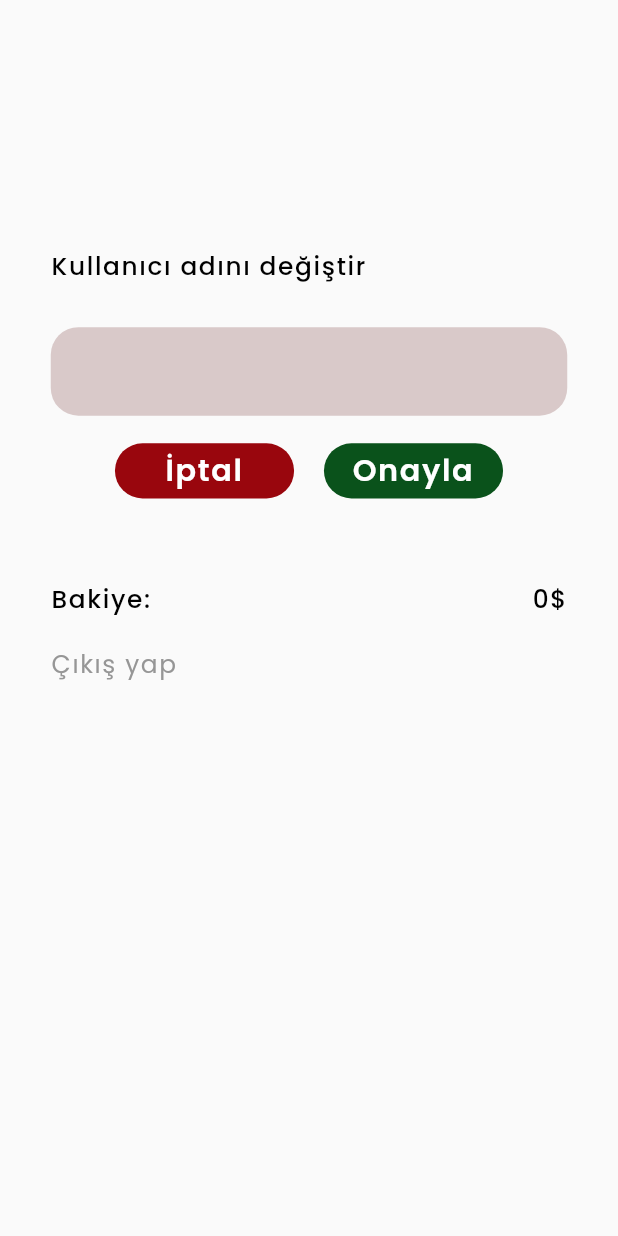
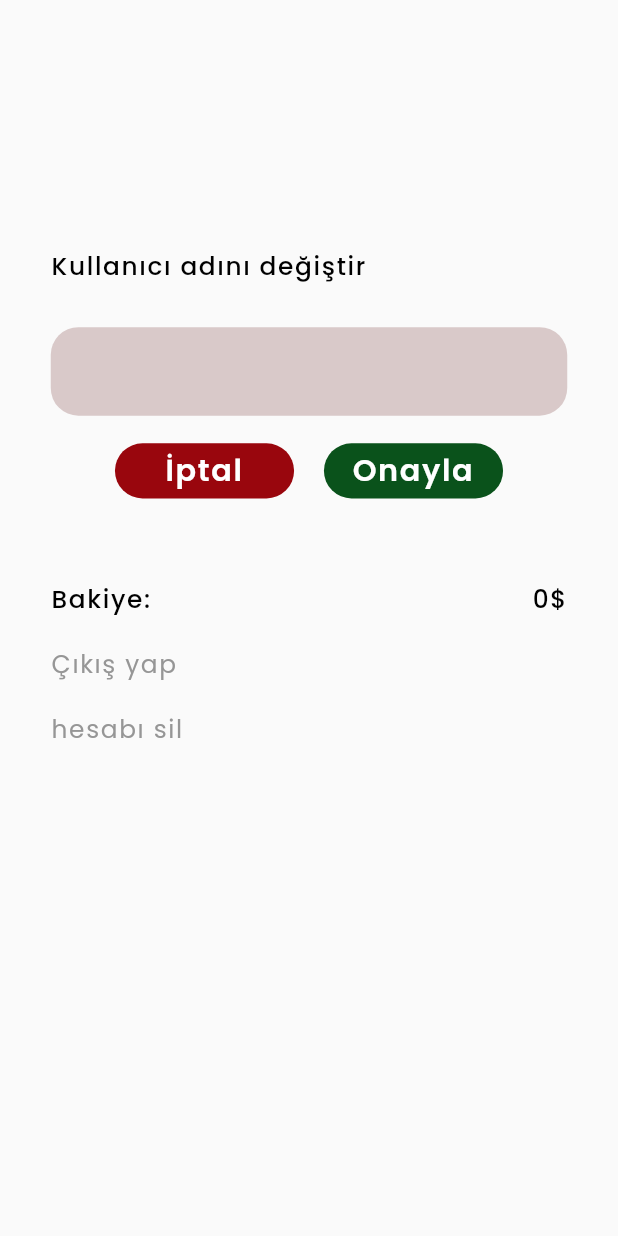
Before and after one commit to Tugcenaz/chopspick, a Flutter app: the ProfilePage screen opened directly, on a phone screen of 412 x 824 dp. Run offline on Flutter 3.47's test engine with Material 2 defaults, Android fonts, the phone set to English and light mode, and no system bars; drawn by our look-alikes of flutter_bounceable; our stand-ins replace badges, cached_network_image, cloud_firestore, firebase_auth, firebase_core, flutter_screenutil and 4 more; accounts and stored records are empty; statements that could not run were skipped.

Commit message:
hesap silme işlemleri

```diff
--- a/lib/app/services/auth_service.dart
+++ b/lib/app/services/auth_service.dart
@@ -42,6 +42,7 @@ class AuthService {
 
   signOut() async {
     await _firebaseAuth.signOut();
+
   }
 
   Future<UserModel?> loginUser(
@@ -62,4 +63,9 @@ class AuthService {
   }
 
 
+  Future<bool?> deleteUser() async {
+    await _firebaseAuth.currentUser?.delete();
+    return true;
+  }
+
 }
--- a/lib/app/views/profile_page.dart
+++ b/lib/app/views/profile_page.dart
@@ -138,7 +138,18 @@ class _ProfilePageState extends State<ProfilePage> {
                 child: Text(
                   'Çıkış yap',
                   style: TextStyles.titleGreyTextStyle1(fontSize: 18.sp),
-                ))
+                )),
+            SizedBox(
+              height: 20.h,
+            ),
+            Bounceable(
+                onTap: () {
+                  userController.deleteUser();
+                },
+                child: Text(
+                  'hesabı sil',
+                  style: TextStyles.titleGreyTextStyle1(fontSize: 18.sp),
+                )),
           ],
         ),
       ),
```
Also changed, not shown: lib/app/controllers/user_controller.dart (+7 -2 lines), lib/app/services/db_service.dart (+6 -1 lines), lib/app/views/login_page/login_page.dart (+4 -3 lines), 1 other file.
